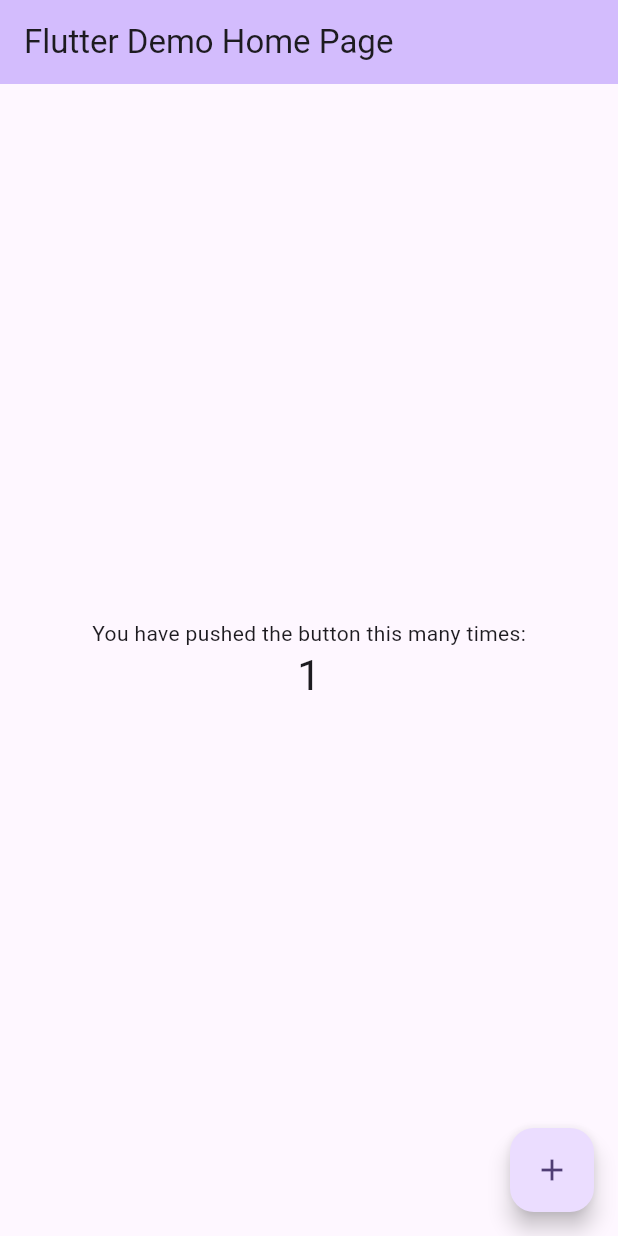
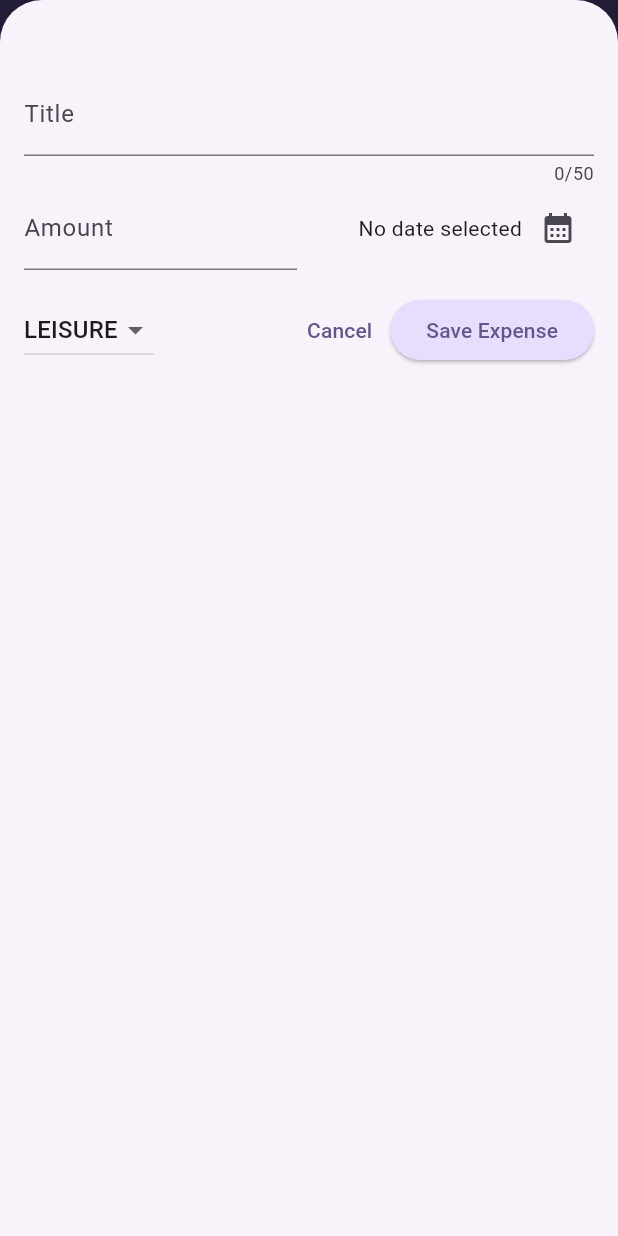
Before and after one commit to EbolaNerd/expense_tracker, a Flutter app: the screen it shows after launch, after a tap on the "add" icon, on a phone screen of 412 x 824 dp. Run offline on Flutter 3.47's test engine with Material 3 defaults, Android fonts, the phone set to English and light mode, and no system bars.

Commit message:
End of section 5

```diff
--- a/lib/main.dart
+++ b/lib/main.dart
@@ -1,125 +1,55 @@
 import 'package:flutter/material.dart';
+import 'package:expense_tracker/widgets/expenses.dart';
+
+var kColorScheme = ColorScheme.fromSeed(
+  seedColor: const Color.fromARGB(255, 96, 59, 181),
+);
+
+var kDarkColorScheme = ColorScheme.fromSeed(
+  brightness: Brightness.dark,
+  seedColor: const Color.fromARGB(255, 5, 99, 125),
+);
 
 void main() {
-  runApp(const MyApp());
-}
-
-class MyApp extends StatelessWidget {
-  const MyApp({super.key});
-
-  // This widget is the root of your application.
-  @override
-  Widget build(BuildContext context) {
-    return MaterialApp(
-      title: 'Flutter Demo',
-      theme: ThemeData(
-        // This is the theme of your application.
-        //
-        // TRY THIS: Try running your application with "flutter run". You'll see
-        // the application has a purple toolbar. Then, without quitting the app,
-        // try changing the seedColor in the colorScheme below to Colors.green
-        // and then invoke "hot reload" (save your changes or press the "hot
-        // reload" button in a Flutter-supported IDE, or press "r" if you used
-        // the command line to start the app).
-        //
-        // Notice that the counter didn't reset back to zero; the application
-        // state is not lost during the reload. To reset the state, use hot
-        // restart instead.
-        //
-        // This works for code too, not just values: Most code changes can be
-        // tested with just a hot reload.
-        colorScheme: ColorScheme.fromSeed(seedColor: Colors.deepPurple),
-        useMaterial3: true,
-      ),
-      home: const MyHomePage(title: 'Flutter Demo Home Page'),
-    );
-  }
-}
-
-class MyHomePage extends StatefulWidget {
-  const MyHomePage({super.key, required this.title});
-
-  // This widget is the home page of your application. It is stateful, meaning
-  // that it has a State object (defined below) that contains fields that affect
-  // how it looks.
-
-  // This class is the configuration for the state. It holds the values (in this
-  // case the title) provided by the parent (in this case the App widget) and
-  // used by the build method of the State. Fields in a Widget subclass are
-  // always marked "final".
-
-  final String title;
-
-  @override
-  State<MyHomePage> createState() => _MyHomePageState();
-}
-
-class _MyHomePageState extends State<MyHomePage> {
-  int _counter = 0;
-
-  void _incrementCounter() {
-    setState(() {
-      // This call to setState tells the Flutter framework that something has
-      // changed in this State, which causes it to rerun the build method below
-      // so that the display can reflect the updated values. If we changed
-      // _counter without calling setState(), then the build method would not be
-      // called again, and so nothing would appear to happen.
-      _counter++;
-    });
-  }
-
-  @override
-  Widget build(BuildContext context) {
-    // This method is rerun every time setState is called, for instance as done
-    // by the _incrementCounter method above.
-    //
-    // The Flutter framework has been optimized to make rerunning build methods
-    // fast, so that you can just rebuild anything that needs updating rather
-    // than having to individually change instances of widgets.
-    return Scaffold(
-      appBar: AppBar(
-        // TRY THIS: Try changing the color here to a specific color (to
-        // Colors.amber, perhaps?) and trigger a hot reload to see the AppBar
-        // change color while the other colors stay the same.
-        backgroundColor: Theme.of(context).colorScheme.inversePrimary,
-        // Here we take the value from the MyHomePage object that was created by
-        // the App.build method, and use it to set our appbar title.
-        title: Text(widget.title),
-      ),
-      body: Center(
-        // Center is a layout widget. It takes a single child and positions it
-        // in the middle of the parent.
-        child: Column(
-          // Column is also a layout widget. It takes a list of children and
-          // arranges them vertically. By default, it sizes itself to fit its
-          // children horizontally, and tries to be as tall as its parent.
-          //
-          // Column has various properties to control how it sizes itself and
-          // how it positions its children. Here we use mainAxisAlignment to
-          // center the children vertically; the main axis here is the vertical
-          // axis because Columns are vertical (the cross axis would be
-          // horizontal).
-          //
-          // TRY THIS: Invoke "debug painting" (choose the "Toggle Debug Paint"
-          // action in the IDE, or press "p" in the console), to see the
-          // wireframe for each widget.
-          mainAxisAlignment: MainAxisAlignment.center,
-          children: <Widget>[
-            const Text(
-              'You have pushed the button this many times:',
-            ),
-            Text(
-              '$_counter',
-              style: Theme.of(context).textTheme.headlineMedium,
-            ),
-          ],
+  runApp(
+    MaterialApp(
+      darkTheme: ThemeData.dark().copyWith(
+        colorScheme: kDarkColorScheme,
+        cardTheme: const CardTheme().copyWith(
+          color: kDarkColorScheme.secondaryContainer,
+          margin: const EdgeInsets.symmetric(horizontal: 16, vertical: 8),
+        ),
+        elevatedButtonTheme: ElevatedButtonThemeData(
+          style: ElevatedButton.styleFrom(
+            backgroundColor: kDarkColorScheme.primaryContainer,
+            foregroundColor: kDarkColorScheme.onPrimaryContainer,
+          ),
         ),
       ),
-      floatingActionButton: FloatingActionButton(
-        onPressed: _incrementCounter,
-        tooltip: 'Increment',
-        child: const Icon(Icons.add),
-      ), // This trailing comma makes auto-formatting nicer for build methods.
-    );
-  }
+      theme: ThemeData().copyWith(
+        colorScheme: kColorScheme,
+        appBarTheme: const AppBarTheme().copyWith(
+            backgroundColor: kColorScheme.onPrimaryContainer,
+            foregroundColor: kColorScheme.primaryContainer),
+        cardTheme: const CardTheme().copyWith(
+          color: kColorScheme.secondaryContainer,
+          margin: const EdgeInsets.symmetric(horizontal: 16, vertical: 8),
+        ),
+        elevatedButtonTheme: ElevatedButtonThemeData(
+          style: ElevatedButton.styleFrom(
+            backgroundColor: kColorScheme.primaryContainer,
+          ),
+        ),
+        textTheme: ThemeData().textTheme.copyWith(
+              titleLarge: TextStyle(
+                fontWeight: FontWeight.bold,
+                color: kColorScheme.onSecondaryContainer,
+                fontSize: 16,
+              ),
+            ),
+      ),
+      themeMode: ThemeMode.system,
+      home: const Expenses(),
+    ),
+  );
 }
--- /dev/null
+++ b/lib/models/expense.dart
@@ -0,0 +1,62 @@
+import 'dart:math';
+
+import 'package:flutter/material.dart';
+import 'package:uuid/uuid.dart';
+import 'package:intl/intl.dart';
+
+final formatter = DateFormat.yMMMd();
+
+const uuid = Uuid();
+
+enum Category { food, travel, leisure, work }
+
+const categoryIcons = {
+  Category.food: Icons.lunch_dining,
+  Category.travel: Icons.flight_takeoff,
+  Category.leisure: Icons.movie,
+  Category.work: Icons.work,
+};
+
+class Expense {
+  Expense({
+    required this.title,
+    required this.amount,
+    required this.date,
+    required this.category,
+  }) : id = uuid.v4();
+
+  final String id;
+  final String title;
+  final double amount;
+  final DateTime date;
+  final Category category;
+
+  String get formattedDate {
+    return formatter.format(date);
+  }
+}
+
+class ExpenseBucket {
+  const ExpenseBucket({
+    required this.category,
+    required this.expenses,
+  });
+
+  ExpenseBucket.forCategory(List<Expense> allExpenses, this.category)
+      : expenses = allExpenses
+            .where((expense) => expense.category == category)
+            .toList();
+
+  final Category category;
+  final List<Expense> expenses;
+
+  double get totalExpenses {
+    double sum = 0;
+
+    for (final expense in expenses) {
+      sum += expense.amount;
+    }
+
+    return sum;
+  }
+}
--- /dev/null
+++ b/lib/widgets/chart/chart.dart
@@ -0,0 +1,95 @@
+import 'package:flutter/material.dart';
+
+import 'package:expense_tracker/widgets/chart/chart_bar.dart';
+import 'package:expense_tracker/models/expense.dart';
+
+class Chart extends StatelessWidget {
+  const Chart({super.key, required this.expenses});
+
+  final List<Expense> expenses;
+
+  List<ExpenseBucket> get buckets {
+    return [
+      ExpenseBucket.forCategory(expenses, Category.food),
+      ExpenseBucket.forCategory(expenses, Category.leisure),
+      ExpenseBucket.forCategory(expenses, Category.travel),
+      ExpenseBucket.forCategory(expenses, Category.work),
+    ];
+  }
+
+  double get maxTotalExpense {
+    double maxTotalExpense = 0;
+
+    for (final bucket in buckets) {
+      if (bucket.totalExpenses > maxTotalExpense) {
+        maxTotalExpense = bucket.totalExpenses;
+      }
+    }
+
+    return maxTotalExpense;
+  }
+
+  @override
+  Widget build(BuildContext context) {
+    final isDarkMode =
+        MediaQuery.of(context).platformBrightness == Brightness.dark;
+    return Container(
+      margin: const EdgeInsets.all(16),
+      padding: const EdgeInsets.symmetric(
+        vertical: 16,
+        horizontal: 8,
+      ),
+      width: double.infinity,
+      height: 180,
+      decoration: BoxDecoration(
+        borderRadius: BorderRadius.circular(8),
+        gradient: LinearGradient(
+          colors: [
+            Theme.of(context).colorScheme.primary.withOpacity(0.3),
+            Theme.of(context).colorScheme.primary.withOpacity(0.0)
+          ],
+          begin: Alignment.bottomCenter,
+          end: Alignment.topCenter,
+        ),
+      ),
+      child: Column(
+        children: [
+          Expanded(
+            child: Row(
+              crossAxisAlignment: CrossAxisAlignment.end,
+              children: [
+                for (final bucket in buckets) // alternative to map()
+                  ChartBar(
+                    fill: bucket.totalExpenses == 0
+                        ? 0
+                        : bucket.totalExpenses / maxTotalExpense,
+                  )
+              ],
+            ),
+          ),
+          const SizedBox(height: 12),
+          Row(
+            children: buckets
+                .map(
+                  (bucket) => Expanded(
+                    child: Padding(
+                      padding: const EdgeInsets.symmetric(horizontal: 4),
+                      child: Icon(
+                        categoryIcons[bucket.category],
+                        color: isDarkMode
+                            ? Theme.of(context).colorScheme.secondary
+                            : Theme.of(context)
+                                .colorScheme
+                                .primary
+                                .withOpacity(0.7),
+                      ),
+                    ),
+                  ),
+                )
+                .toList(),
+          )
+        ],
+      ),
+    );
+  }
+}
--- /dev/null
+++ b/lib/widgets/chart/chart_bar.dart
@@ -0,0 +1,34 @@
+import 'package:flutter/material.dart';
+
+class ChartBar extends StatelessWidget {
+  const ChartBar({
+    super.key,
+    required this.fill,
+  });
+
+  final double fill;
+
+  @override
+  Widget build(BuildContext context) {
+    final isDarkMode =
+        MediaQuery.of(context).platformBrightness == Brightness.dark;
+    return Expanded(
+      child: Padding(
+        padding: const EdgeInsets.symmetric(horizontal: 4),
+        child: FractionallySizedBox(
+          heightFactor: fill,
+          child: DecoratedBox(
+            decoration: BoxDecoration(
+              shape: BoxShape.rectangle,
+              borderRadius:
+                  const BorderRadius.vertical(top: Radius.circular(8)),
+              color: isDarkMode
+                  ? Theme.of(context).colorScheme.secondary
+                  : Theme.of(context).colorScheme.primary.withOpacity(0.65),
+            ),
+          ),
+        ),
+      ),
+    );
+  }
+}
--- /dev/null
+++ b/lib/widgets/expenses.dart
@@ -0,0 +1,115 @@
+import 'package:expense_tracker/widgets/chart/chart.dart';
+import 'package:expense_tracker/widgets/expenses_list/expenses_list.dart';
+import 'package:expense_tracker/models/expense.dart';
+import 'package:expense_tracker/widgets/new_expense.dart';
+import 'package:flutter/material.dart';
+
+class Expenses extends StatefulWidget {
+  const Expenses({super.key});
+
+  @override
+  State<Expenses> createState() {
+    return _ExpensesState();
+  }
+}
+
+class _ExpensesState extends State<Expenses> {
+  final List<Expense> _registeredExpenses = [
+    Expense(
+      title: "Flutter Course",
+      amount: 19.99,
+      date: DateTime.now(),
+      category: Category.work,
+    ),
+    Expense(
+      title: "Pizza",
+      amount: 6.99,
+      date: DateTime.now(),
+      category: Category.food,
+    ),
+    Expense(
+      title: "Cinema",
+      amount: 9.99,
+      date: DateTime.now(),
+      category: Category.leisure,
+    ),
+    Expense(
+      title: "Taxi",
+      amount: 7.99,
+      date: DateTime.now(),
+      category: Category.work,
+    ),
+  ];
+
+  void _openAddExpenseOverlay() {
+    showModalBottomSheet(
+      isScrollControlled: true,
+      context: context,
+      builder: (ctx) => NewExpense(onAddExpense: _addExpense),
+    );
+  }
+
+  void _addExpense(Expense expense) {
+    setState(() {
+      _registeredExpenses.add(expense);
+    });
+  }
+
+  void _removeExpense(Expense expense) {
+    final expenseIndex = _registeredExpenses.indexOf(expense);
+
+    setState(() {
+      _registeredExpenses.remove(expense);
+    });
+
+    ScaffoldMessenger.of(context).clearSnackBars();
+    ScaffoldMessenger.of(context).showSnackBar(
+      SnackBar(
+        duration: const Duration(seconds: 3),
+        content: const Text("Expense deleted"),
+        action: SnackBarAction(
+          label: "Undo",
+          onPressed: () {
+            setState(() {
+              _registeredExpenses.insert(expenseIndex, expense);
+            });
+          },
+        ),
+      ),
+    );
+  }
+
+  @override
+  Widget build(BuildContext context) {
+    Widget mainContent = const Center(
+      child: Text("No expenses found. Start adding some."),
+    );
+
+    if (_registeredExpenses.isNotEmpty) {
+      mainContent = ExpensesList(
+        expenses: _registeredExpenses,
+        onRemoveExpense: _removeExpense,
+      );
+    }
+
+    return Scaffold(
+      appBar: AppBar(
+        title: const Text("Flutter ExpenseTracker"),
+        actions: [
+          IconButton(
+            icon: const Icon(Icons.add),
+            onPressed: _openAddExpenseOverlay,
+          ),
+        ],
+      ),
+      body: Column(
+        children: [
+          Chart(
+            expenses: _registeredExpenses,
+          ),
+          Expanded(child: mainContent),
+        ],
+      ),
+    );
+  }
+}
--- /dev/null
+++ b/lib/widgets/expenses_list/expense_item.dart
@@ -0,0 +1,47 @@
+import 'package:expense_tracker/models/expense.dart';
+import 'package:flutter/material.dart';
+
+class ExpenseItem extends StatelessWidget {
+  const ExpenseItem(this.expense, {super.key});
+
+  final Expense expense;
+
+  @override
+  Widget build(BuildContext context) {
+    return Card(
+      child: Padding(
+        padding: const EdgeInsets.symmetric(
+          horizontal: 20,
+          vertical: 16,
+        ),
+        child: Column(
+          crossAxisAlignment: CrossAxisAlignment.start,
+          children: [
+            Text(
+              expense.title,
+              style: Theme.of(context).textTheme.titleLarge,
+            ),
+            const SizedBox(
+              height: 4,
+            ),
+            Row(
+              children: [
+                Text('\$${expense.amount.toStringAsFixed(2)}'),
+                const Spacer(),
+                Row(
+                  children: [
+                    Icon(categoryIcons[expense.category]),
+                    const SizedBox(width: 8),
+                    Text(
+                      expense.formattedDate,
+                    )
+                  ],
+                ),
+              ],
+            ),
+          ],
+        ),
+      ),
+    );
+  }
+}
--- /dev/null
+++ b/lib/widgets/expenses_list/expenses_list.dart
@@ -0,0 +1,35 @@
+import 'package:expense_tracker/models/expense.dart';
+import 'package:expense_tracker/widgets/expenses_list/expense_item.dart';
+import 'package:flutter/material.dart';
+
+class ExpensesList extends StatelessWidget {
+  const ExpensesList({
+    super.key,
+    required this.expenses,
+    required this.onRemoveExpense,
+  });
+
+  final void Function(Expense expense) onRemoveExpense;
+  final List<Expense> expenses;
+
+  @override
+  Widget build(BuildContext context) {
+    return ListView.builder(
+      itemCount: expenses.length,
+      itemBuilder: (ctx, index) => Dismissible(
+        background: Container(
+          color: Theme.of(context).colorScheme.error.withOpacity(0.55),
+          margin: EdgeInsets.symmetric(
+              horizontal: Theme.of(context).cardTheme.margin!.horizontal),
+        ),
+        key: ValueKey(expenses[index]),
+        onDismissed: (direction) {
+          onRemoveExpense(expenses[index]);
+        },
+        child: ExpenseItem(
+          expenses[index],
+        ),
+      ),
+    );
+  }
+}
--- /dev/null
+++ b/lib/widgets/new_expense.dart
@@ -0,0 +1,168 @@
+import 'package:expense_tracker/models/expense.dart';
+import 'package:flutter/material.dart';
+import 'package:intl/intl.dart';
+
+final formatter = DateFormat.yMMMd();
+
+class NewExpense extends StatefulWidget {
+  const NewExpense({super.key, required this.onAddExpense});
+
+  final void Function(Expense expense) onAddExpense;
+
+  @override
+  State<StatefulWidget> createState() {
+    return _NewExpenseState();
+  }
+}
+
+class _NewExpenseState extends State<NewExpense> {
+  final _titleController = TextEditingController();
+  final _amountController = TextEditingController();
+  DateTime? _selectedDate;
+  Category _selectedCategory = Category.leisure;
+
+  void _presentDatePicker() async {
+    final now = DateTime.now();
+    final firstDate = DateTime(now.year - 1, now.month, now.day);
+    final lastDate = DateTime(now.year + 1, now.month, 1);
+    final pickedDate = await showDatePicker(
+      context: context,
+      initialDate: now,
+      firstDate: firstDate,
+      lastDate: lastDate,
+    );
+
+    setState(() {
+      _selectedDate = pickedDate;
+    });
+  }
+
+  void _submitExpenseDate() {
+    final enteredAmount = double.tryParse(_amountController.text);
+    final amountIsInvalid = enteredAmount == null || enteredAmount <= 0;
+
+    if (_titleController.text.trim().isEmpty ||
+        amountIsInvalid ||
+        _selectedDate == null) {
+      showDialog(
+        context: context,
+        builder: (ctx) => AlertDialog(
+          title: const Text("Invalid input"),
+          content: const Text(
+              "Please make sure a valid title, amount, date and category was entered"),
+          actions: [
+            TextButton(
+              onPressed: () {
+                Navigator.pop(ctx);
+              },
+              child: const Text("Close"),
+            ),
+          ],
+        ),
+      );
+      return;
+    }
+    widget.onAddExpense(
+      Expense(
+        title: _titleController.text,
+        amount: enteredAmount,
+        date: _selectedDate!,
+        category: _selectedCategory,
+      ),
+    );
+    Navigator.pop(context);
+  }
+
+  @override
+  void dispose() {
+    _titleController.dispose();
+    _amountController.dispose();
+    super.dispose();
+  }
+
+  @override
+  Widget build(BuildContext context) {
+    return Padding(
+      padding: const EdgeInsets.fromLTRB(16, 48, 16, 16),
+      child: Column(
+        children: [
+          TextField(
+            controller: _titleController,
+            maxLength: 50,
+            decoration: const InputDecoration(
+              label: Text("Title"),
+            ),
+          ),
+          Row(
+            children: [
+              Expanded(
+                child: TextField(
+                  controller: _amountController,
+                  keyboardType:
+                      const TextInputType.numberWithOptions(decimal: true),
+                  decoration: const InputDecoration(
+                    prefixText: "\$ ",
+                    label: Text("Amount"),
+                  ),
+                ),
+              ),
+              const SizedBox(width: 16),
+              Expanded(
+                child: Row(
+                  mainAxisAlignment: MainAxisAlignment.end,
+                  crossAxisAlignment: CrossAxisAlignment.center,
+                  children: [
+                    Text(_selectedDate == null
+                        ? "No date selected"
+                        : formatter.format(_selectedDate!)),
+                    IconButton(
+                      onPressed: _presentDatePicker,
+                      icon: const Icon(
+                        Icons.calendar_month,
+                      ),
+                    ),
+                  ],
+                ),
+              ),
+            ],
+          ),
+          const SizedBox(height: 16),
+          Row(
+            children: [
+              DropdownButton(
+                  value: _selectedCategory,
+                  items: Category.values
+                      .map(
+                        (category) => DropdownMenuItem(
+                          value: category,
+                          child: Text(
+                            category.name.toUpperCase(),
+                          ),
+                        ),
+                      )
+                      .toList(),
+                  onChanged: (value) {
+                    if (value == null) return;
+
+                    setState(() {
+                      _selectedCategory = value;
+                    });
+                  }),
+              const Spacer(),
+              TextButton(
+                onPressed: () {
+                  Navigator.pop(context);
+                },
+                child: const Text("Cancel"),
+              ),
+              ElevatedButton(
+                onPressed: _submitExpenseDate,
+                child: const Text("Save Expense"),
+              ),
+            ],
+          ),
+        ],
+      ),
+    );
+  }
+}
--- a/pubspec.yaml
+++ b/pubspec.yaml
@@ -35,6 +35,8 @@ dependencies:
   # The following adds the Cupertino Icons font to your application.
   # Use with the CupertinoIcons class for iOS style icons.
   cupertino_icons: ^1.0.8
+  uuid: ^4.5.1
+  intl: ^0.20.1
 
 dev_dependencies:
   flutter_test:
```
Also changed, not shown: pubspec.lock, 1 other file.
